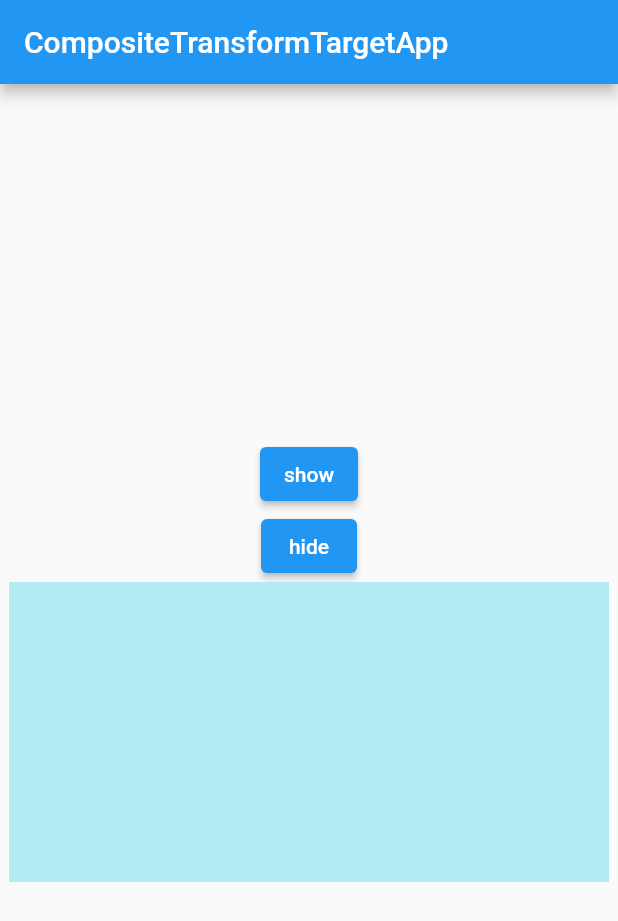
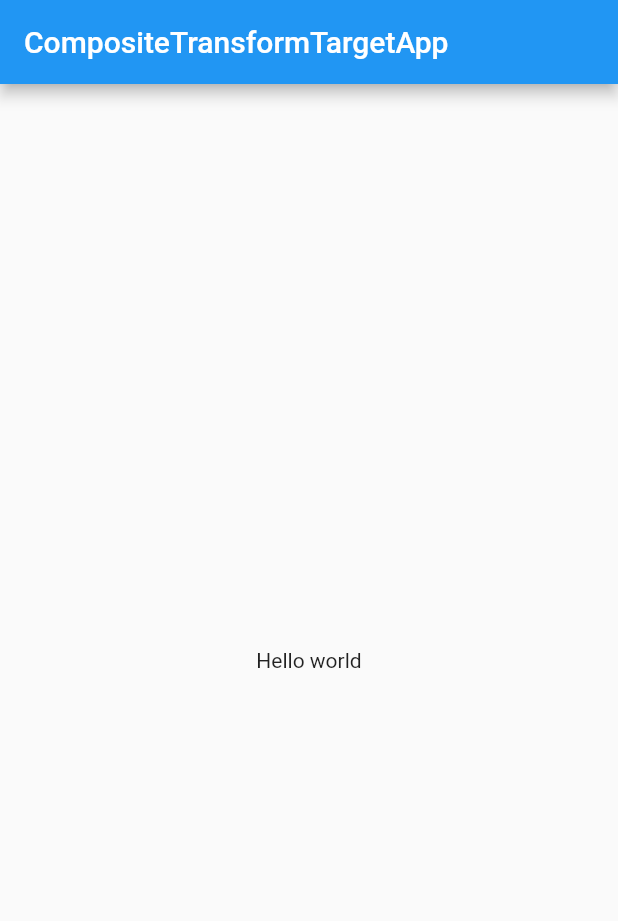
Before and after one commit to margunwa123/flutter-widgets-examples, a Flutter app: the screen it shows after launch, on a phone screen of 412 x 824 dp. Shown: the top 921 px of the screen. Run offline on Flutter 3.47's test engine with Material 2 defaults, Android fonts, the phone set to English and light mode, and no system bars; our stand-ins replace bloc, flutter_bloc, shared_preferences, sqflite; missing offline and left inert: dart:ffi; accounts and stored records are empty.

Commit message:
feat: add custom select button

```diff
--- a/lib/main.dart
+++ b/lib/main.dart
@@ -1,9 +1,9 @@
 import 'package:flutter/material.dart';
-import 'package:page_route_animation/overlay/composite_transform_target_app.dart';
+import 'package:page_route_animation/overlay/custom_select_button.dart';
 
 void main() {
   runApp(const MaterialApp(
-    home: CompositeTransformTargetApp(),
+    home: CustomSelectButtonApp(),
   ));
 }
 
--- /dev/null
+++ b/lib/overlay/custom_select_button.dart
@@ -0,0 +1,98 @@
+import 'package:flutter/material.dart';
+
+class CustomSelectButtonApp extends StatelessWidget {
+  const CustomSelectButtonApp({super.key});
+
+  @override
+  Widget build(BuildContext context) {
+    return Scaffold(
+      appBar: AppBar(title: const Text("CompositeTransformTargetApp")),
+      body: Column(
+        mainAxisAlignment: MainAxisAlignment.center,
+        children: const [
+          Center(
+            child: SizedBox(
+              child: CustomSelectButton(),
+            ),
+          ),
+        ],
+      ),
+    );
+  }
+}
+
+class CustomSelectButton extends StatefulWidget {
+  const CustomSelectButton({
+    super.key,
+    this.items = const ["One", "Two", "Three", "Four", "Five"],
+  });
+
+  final List<String> items;
+
+  @override
+  State<CustomSelectButton> createState() => _CustomSelectButtonState();
+}
+
+class _CustomSelectButtonState extends State<CustomSelectButton> {
+  static double itemHeight = 100;
+  static double selectorHeight = 40;
+
+  bool isOpened = false;
+
+  final layerLink = LayerLink();
+
+  late OverlayEntry? overlayEntry;
+
+  void showIndicator() {
+    if (isOpened) {
+      return hideIndicator();
+    }
+
+    RenderBox renderBox = context.findRenderObject() as RenderBox;
+    var size = renderBox.size;
+
+    overlayEntry = OverlayEntry(builder: (context) {
+      return Positioned(
+        left: 0,
+        top: 0,
+        child: SizedBox(
+          width: size.width,
+          height: itemHeight,
+          child: CompositedTransformFollower(
+            link: layerLink,
+            offset: Offset(0, selectorHeight),
+            child: Container(
+              color: Colors.teal[400],
+              child: Text("${size.width}"),
+            ),
+          ),
+        ),
+      );
+    });
+    Overlay.of(context)?.insert(overlayEntry!);
+    setState(() {
+      isOpened = true;
+    });
+  }
+
+  void hideIndicator() {
+    overlayEntry?.remove();
+    setState(() {
+      isOpened = false;
+    });
+    overlayEntry = null;
+  }
+
+  @override
+  Widget build(BuildContext context) {
+    return CompositedTransformTarget(
+      link: layerLink,
+      child: GestureDetector(
+        child: const Text("Hello world"),
+        onTapDown: (details) {
+          showIndicator();
+        },
+      ),
+    );
+  }
+}
```
